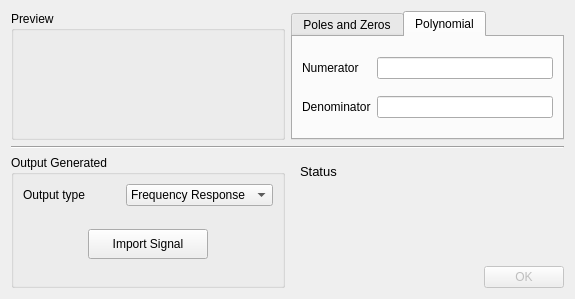
Above: plot_tool/designer/transfer_dialog/transfer_dialog_ui.ui from grupo-tc-volcan/plot-tool before the change. Below: the same form after it.
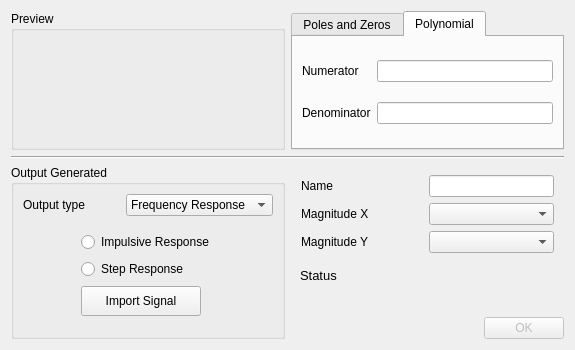
That is the form after the change. The open tabs and pages were chosen to show the change.

Commit message: Basic TransferFunction Dialog created, not completely tested...

Diff of the .ui file:
```diff
--- a/plot_tool/designer/transfer_dialog/transfer_dialog_ui.ui
+++ b/plot_tool/designer/transfer_dialog/transfer_dialog_ui.ui
@@ -7,7 +7,7 @@
     <x>0</x>
     <y>0</y>
     <width>575</width>
-    <height>299</height>
+    <height>350</height>
    </rect>
   </property>
   <property name="windowTitle">
@@ -81,7 +81,14 @@
         </widget>
         <widget class="QWidget" name="page_3">
          <layout class="QGridLayout" name="gridLayout_6">
-          <item row="0" column="0">
+          <item row="1" column="0">
+           <widget class="QRadioButton" name="step">
+            <property name="text">
+             <string>Step Response</string>
+            </property>
+           </widget>
+          </item>
+          <item row="2" column="0">
            <widget class="QPushButton" name="importButton">
             <property name="maximumSize">
              <size>
@@ -94,6 +101,13 @@
             </property>
            </widget>
           </item>
+          <item row="0" column="0">
+           <widget class="QRadioButton" name="impulsive">
+            <property name="text">
+             <string>Impulsive Response</string>
+            </property>
+           </widget>
+          </item>
          </layout>
         </widget>
         <widget class="QWidget" name="page_2">
@@ -223,6 +237,55 @@
    </item>
    <item row="3" column="1">
     <layout class="QVBoxLayout" name="verticalLayout_3">
+     <item>
+      <layout class="QFormLayout" name="formLayout">
+       <property name="horizontalSpacing">
+        <number>60</number>
+       </property>
+       <property name="leftMargin">
+        <number>10</number>
+       </property>
+       <property name="topMargin">
+        <number>10</number>
+       </property>
+       <property name="rightMargin">
+        <number>10</number>
+       </property>
+       <property name="bottomMargin">
+        <number>0</number>
+       </property>
+       <item row="0" column="0">
+        <widget class="QLabel" name="label_8">
+         <property name="text">
+          <string>Name</string>
+         </property>
+        </widget>
+       </item>
+       <item row="0" column="1">
+        <widget class="QLineEdit" name="name"/>
+       </item>
+       <item row="1" column="0">
+        <widget class="QLabel" name="label_9">
+         <property name="text">
+          <string>Magnitude X</string>
+         </property>
+        </widget>
+       </item>
+       <item row="1" column="1">
+        <widget class="QComboBox" name="xMagnitude"/>
+       </item>
+       <item row="2" column="0">
+        <widget class="QLabel" name="label_10">
+         <property name="text">
+          <string>Magnitude Y</string>
+         </property>
+        </widget>
+       </item>
+       <item row="2" column="1">
+        <widget class="QComboBox" name="yMagnitude"/>
+       </item>
+      </layout>
+     </item>
      <item>
       <widget class="QWidget" name="horizontalWidget" native="true">
        <property name="sizePolicy">
@@ -284,7 +347,7 @@
       <widget class="QLabel" name="info">
        <property name="font">
         <font>
-         <pointsize>10</pointsize>
+         <pointsize>8</pointsize>
         </font>
        </property>
        <property name="text">
```
Left out of the diff: 10 changed lines with no effect on the pictures. The commit also changes 14 other files.
